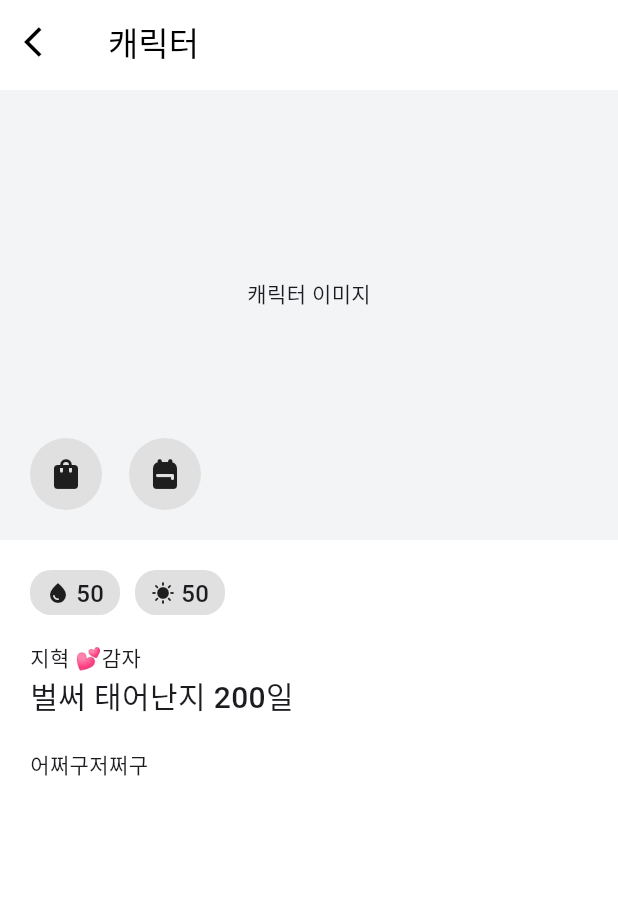
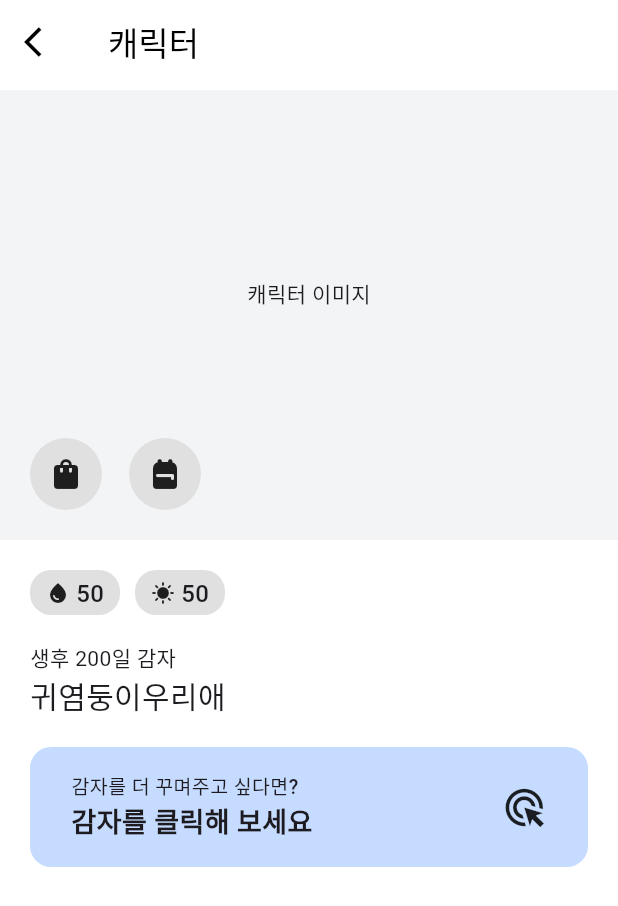
Before and after one commit to withJihyuk/TradeDiary-Flutter, a Flutter app: the MyCharacter screen opened by its route, on a phone screen of 412 x 824 dp. Shown: the top 906 px of the screen. Run offline on Flutter 3.47's test engine with Material 3 defaults, Android fonts, the phone set to English and light mode, and no system bars; our stand-ins replace flutter_svg, go_router; missing offline and left inert: pro_image_editor; network calls fail; Roboto replaces fonts that are missing (PretendardJP).

Commit message:
feat :: 메인 페이지 및 캐릭터 페이지 디자인 고도화

```diff
--- a/lib/view/character/my_character.dart
+++ b/lib/view/character/my_character.dart
@@ -1,7 +1,6 @@
 import 'package:flutter/material.dart';
 import 'package:trade_diary/desginSystem/color.dart';
 import 'package:trade_diary/util/screen_size.dart';
-import 'package:trade_diary/view/components/box_widget_value.dart';
 import 'package:trade_diary/view/components/global_appbar.dart';
 
 class MyCharacter extends StatelessWidget {
@@ -122,16 +121,46 @@ class MyCharacter extends StatelessWidget {
                           ],
                         ),
                         const SizedBox(height: 18),
-                        const Text("지혁 💕감자"),
+                        const Text("생후 200일 감자"),
                         const Text(
-                          "벌써 태어난지 200일",
+                          "귀염둥이우리애",
                           style: TextStyle(
                               fontWeight: FontWeight.w500, fontSize: 20),
                         ),
                         const SizedBox(
                           height: 20,
                         ),
-                        const Text("어쩌구저쩌구")
+                        Container(
+                          height: 80,
+                          width: GetMediaQuery.getScreenHeight(context),
+                          decoration: BoxDecoration(
+                              color: DiaryColorBlue.lightActive,
+                              borderRadius: BorderRadius.circular(14)),
+                          child: const Row(
+                            mainAxisAlignment: MainAxisAlignment.spaceAround,
+                            children: [
+                              Column(
+                                mainAxisAlignment: MainAxisAlignment.center,
+                                crossAxisAlignment: CrossAxisAlignment.start,
+                                children: [
+                                  Text("감자를 더 꾸며주고 싶다면?",
+                                      style: TextStyle(
+                                          fontSize: 13,
+                                          fontWeight: FontWeight.w500)),
+                                  Text("감자를 클릭해 보세요",
+                                      style: TextStyle(
+                                          fontSize: 18,
+                                          fontWeight: FontWeight.w600))
+                                ],
+                              ),
+                              SizedBox(width: 16),
+                              Icon(
+                                Icons.ads_click,
+                                size: 30,
+                              ),
+                            ],
+                          ),
+                        )
                       ],
                     )))
           ],
```
Also changed, not shown: lib/view/components/box_widget_value.dart (+14 -3 lines), lib/view/home/home_page.dart (+10 -7 lines), lib/view/character/shop.dart (added).
